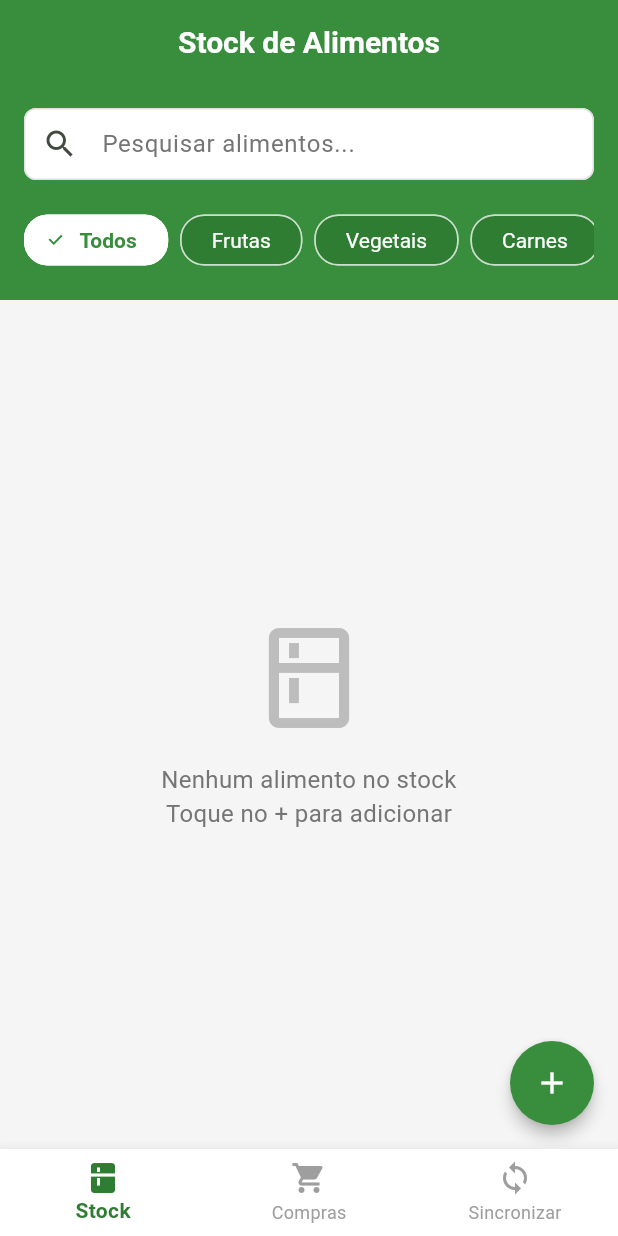
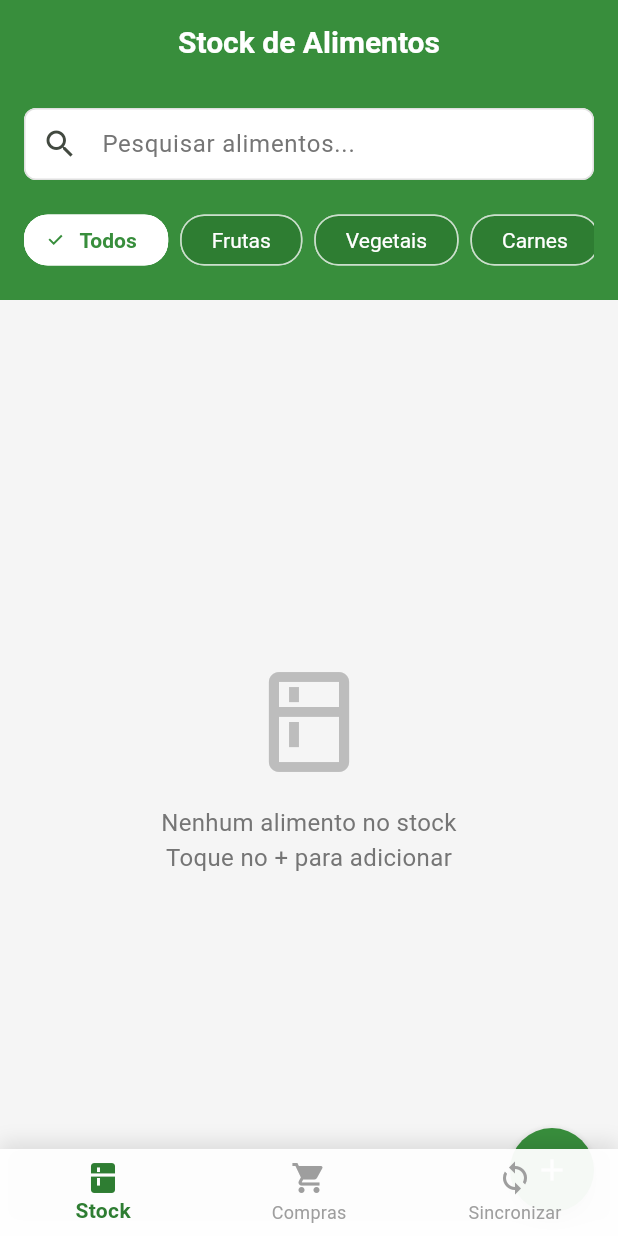
Before and after one commit to Rickiard/MyFoodStock, a Flutter app: the screen it shows after launch, on a phone screen of 412 x 824 dp. Run offline on Flutter 3.47's test engine with Material 3 defaults, Android fonts, the phone set to English and light mode, and no system bars; our stand-ins replace shared_preferences.

Commit message:
Modo fullscreen;

```diff
--- a/myfoodstock/lib/main.dart
+++ b/myfoodstock/lib/main.dart
@@ -1,10 +1,20 @@
 import 'package:flutter/material.dart';
+import 'package:flutter/services.dart';
 import 'screens/home_screen.dart';
 import 'services/storage_service.dart';
 import 'theme/app_theme.dart';
 
 void main() async {
   WidgetsFlutterBinding.ensureInitialized();
+
+  // Configuração para modo fullscreen com suporte a notch
+  SystemChrome.setEnabledSystemUIMode(SystemUiMode.edgeToEdge);
+  SystemChrome.setSystemUIOverlayStyle(const SystemUiOverlayStyle(
+    statusBarColor: Colors.transparent,
+    systemNavigationBarColor: Colors.transparent,
+    systemNavigationBarDividerColor: Colors.transparent,
+  ));
+
   await StorageService.init();
   runApp(const MyFoodStockApp());
 }
--- a/myfoodstock/lib/screens/home_screen.dart
+++ b/myfoodstock/lib/screens/home_screen.dart
@@ -18,12 +18,24 @@ class _HomeScreenState extends State<HomeScreen> {
     const ShoppingListScreen(),
     const SyncScreen(),
   ];
-
   @override
   Widget build(BuildContext context) {
     return Scaffold(
-      body: _screens[_currentIndex],
-      bottomNavigationBar: BottomNavigationBar(
+      body: SafeArea(
+        bottom: false, // Para usar todo o espaço na parte inferior
+        child: _screens[_currentIndex],
+      ),      extendBody: true, // Permite que o conteúdo se estenda por baixo do navigation bar
+      bottomNavigationBar: Container(
+        decoration: BoxDecoration(
+          boxShadow: [
+            BoxShadow(
+              color: Colors.black.withOpacity(0.1),
+              blurRadius: 10,
+              offset: const Offset(0, -5),
+            ),
+          ],
+        ),
+        child: BottomNavigationBar(
           currentIndex: _currentIndex,
           onTap: (index) {
             setState(() {
@@ -31,6 +43,8 @@ class _HomeScreenState extends State<HomeScreen> {
             });
           },
           type: BottomNavigationBarType.fixed,
+          elevation: 0,
+          backgroundColor: Theme.of(context).colorScheme.surface.withOpacity(0.95),
           selectedItemColor: Theme.of(context).primaryColor,
           unselectedItemColor: Colors.grey,
         items: const [
@@ -45,8 +59,8 @@ class _HomeScreenState extends State<HomeScreen> {
           BottomNavigationBarItem(
             icon: Icon(Icons.sync),
             label: 'Sincronizar',
+          ),        ],
         ),
-        ],
       ),
     );
   }
```
Also changed, not shown: 2 other files. Lines whose indentation alone changed are shown as unchanged.
